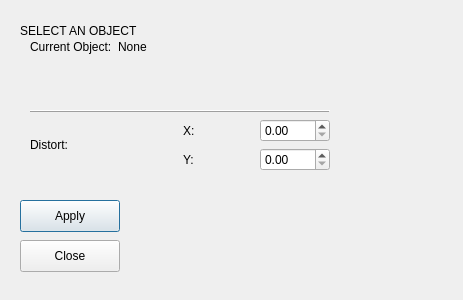
Above: PlantGenerator/gui.ui from nMDaas/MayaPlugins before the change. Below: the same form after it.
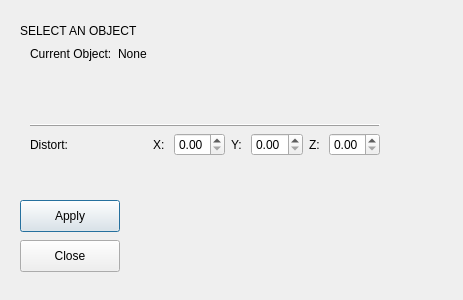
That is the form after the change.

Commit message: changed orientation of X,Y options and added Z option

```diff
--- a/PlantGenerator/gui.ui
+++ b/PlantGenerator/gui.ui
@@ -35,7 +35,7 @@
                 <rect>
                     <x>30</x>
                     <y>-10</y>
-                    <width>300</width>
+                    <width>350</width>
                     <height>300</height>
                 </rect>
             </property>
@@ -102,16 +102,27 @@
                             <widget class="QDoubleSpinBox" name="X_input"/>
                         </item>
 
-                        <item row="2" column="0">
+                        <item row="0" column="2">
                             <widget class="QLabel">
                                 <property name="text">
                                     <string>Y: </string>
                                 </property>
                             </widget>
                         </item>
-                        <item row="2" column="1">
+                        <item row="0" column="3">
                             <widget class="QDoubleSpinBox" name="Y_input"/>
                         </item>
+
+                        <item row="0" column="4">
+                            <widget class="QLabel">
+                                <property name="text">
+                                    <string>Z: </string>
+                                </property>
+                            </widget>
+                        </item>
+                        <item row="0" column="5">
+                            <widget class="QDoubleSpinBox" name="Z_input"/>
+                        </item>
                     </layout>
                 </item>
 
```
The commit also changes 1 other file.
